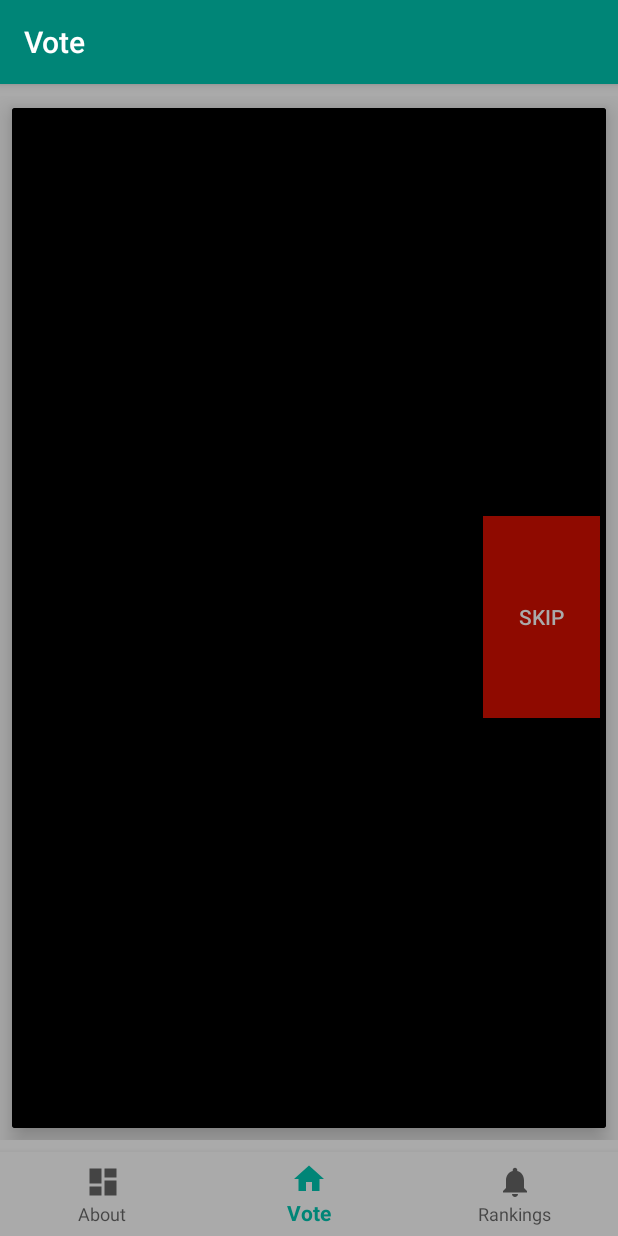
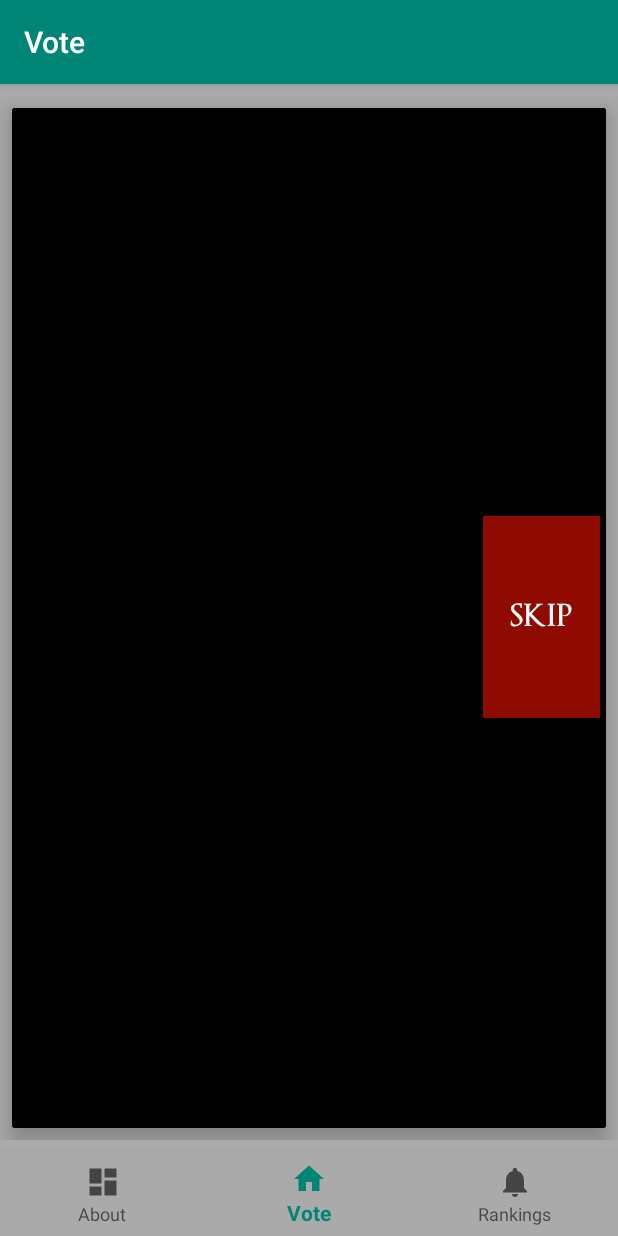
Before and after one commit to JPUF/SoulsBorneBossRanker, an Android app: the VoteActivity screen opened directly, with no data from a screen before it, on a phone screen of 412 x 824 dp. Run offline under Robolectric (Android 15) with nearby library versions, the phone set to English and light mode, and no system bars; our stand-ins replace Firebase (no records; nobody signed in at launch, a user with empty details on screens opened directly); 10 statements that could not run were skipped.

Commit message:
Minor UI change.

```diff
--- a/app/src/main/java/com/example/soulsbornebossranker/RankingActivity.java
+++ b/app/src/main/java/com/example/soulsbornebossranker/RankingActivity.java
@@ -170,7 +170,7 @@ public class RankingActivity extends AppCompatActivity {
         name_tv.setMaxLines(2);
 
         TextView elo_tv = new TextView(context);
-        LinearLayout.LayoutParams eloParams = new LinearLayout.LayoutParams(0, LinearLayout.LayoutParams.WRAP_CONTENT, 0.15f);
+        LinearLayout.LayoutParams eloParams = new LinearLayout.LayoutParams(0, LinearLayout.LayoutParams.MATCH_PARENT, 0.15f);
         elo_tv.setLayoutParams(eloParams);
         Integer points = boss.points;
         elo_tv.setText(points.toString());
--- a/app/src/main/java/com/example/soulsbornebossranker/StartActivity.java
+++ b/app/src/main/java/com/example/soulsbornebossranker/StartActivity.java
@@ -26,6 +26,7 @@ import java.util.Map;
 public class StartActivity extends AppCompatActivity {
     //TODO change implementation so local rankings can be done without internet connection.
     //TODO reduce what's stored online. Only really need to store boss ID and points online I think.
+    //TODO on first start, nothing shows for personal rankings. This could be okay, because stuff does show after you vote.
 
     BottomNavigationView navigation;
 
--- a/app/src/main/java/com/example/soulsbornebossranker/VoteActivity.java
+++ b/app/src/main/java/com/example/soulsbornebossranker/VoteActivity.java
@@ -67,7 +67,7 @@ public class VoteActivity extends AppCompatActivity {
         bossImage1 = findViewById(R.id.bossImage1); bossImage2 = findViewById(R.id.bossImage2);
         gameImage1 = findViewById(R.id.gameImage1); gameImage2 = findViewById(R.id.gameImage2);
         nameText1 = findViewById(R.id.nameText1); nameText2 = findViewById(R.id.nameText2);
-        nameText1.setTypeface(font); nameText2.setTypeface(font);
+        nameText1.setTypeface(font); nameText2.setTypeface(font); skipButton.setTypeface(font);
 
         setCardsToRandomBosses();
 
--- a/app/src/main/res/layout/activity_vote.xml
+++ b/app/src/main/res/layout/activity_vote.xml
@@ -135,7 +135,8 @@
                         android:background="@color/colorAccent"
                         android:elevation="4dp"
                         android:text="SKIP"
-                        android:textColor="@android:color/darker_gray" />
+                        android:textColor="@android:color/white"
+                        android:textSize="20sp" />
 
                 </LinearLayout>
 
```
